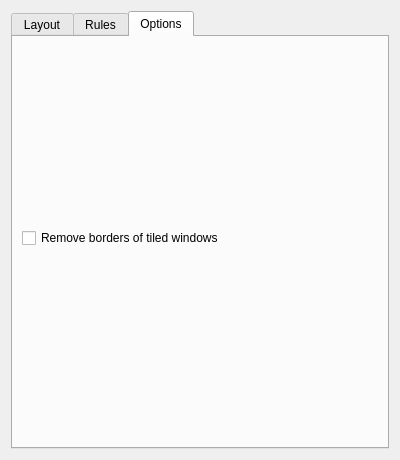
Qt form res/config.ui (Bismuth-Forge/bismuth) before a commit.
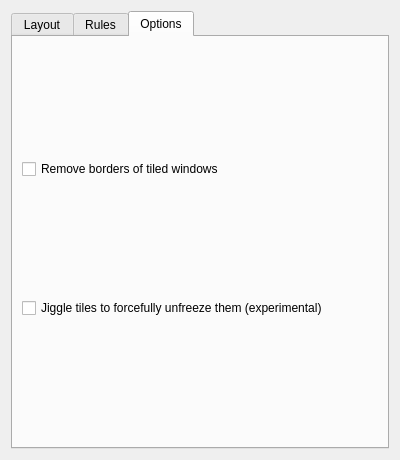
The same form after that commit. The open tabs and pages were chosen to show the change.

Commit message:
implement `jiggleTiles` option
 - jiggles tiles when desktop is switched.
 - a workaround for bug #12, where clients ocasionally fail to re-render.
 - this feature is a brutal hack, thus is disabled by default.

What changed in the file:
```diff
--- a/res/config.ui
+++ b/res/config.ui
@@ -260,6 +260,13 @@
          </property>
         </widget>
        </item>
+       <item>
+        <widget class="QCheckBox" name="kcfg_jiggleTiles">
+         <property name="text">
+          <string>Jiggle tiles to forcefully unfreeze them (experimental)</string>
+         </property>
+        </widget>
+       </item>
        <item>
         <spacer name="optionsTabSpacer">
          <property name="orientation">
```
The commit also changes 7 other files.
